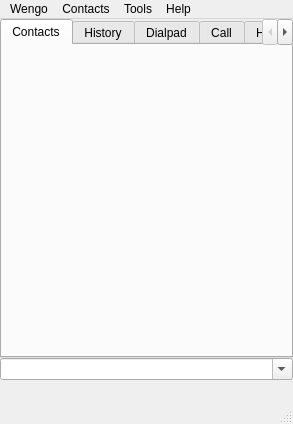
This is wengophone/src/presentation/qt/WengoPhoneWindow.ui in tkrotoff/WengoPhone as Qt 5 draws it before an edit. The edited form follows.
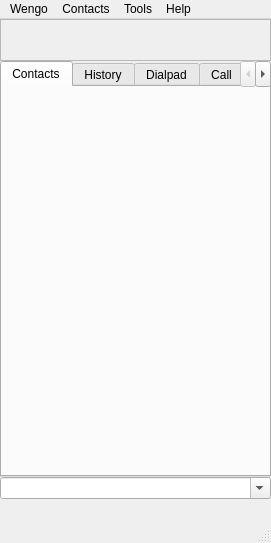
This is the edited form. Icons and pictures are not drawn.

```diff
--- a/wengophone/src/presentation/qt/WengoPhoneWindow.ui
+++ b/wengophone/src/presentation/qt/WengoPhoneWindow.ui
@@ -8,8 +8,8 @@
    <rect>
     <x>0</x>
     <y>0</y>
-    <width>293</width>
-    <height>424</height>
+    <width>271</width>
+    <height>543</height>
    </rect>
   </property>
   <property name="windowTitle" >
@@ -23,96 +23,7 @@
     <property name="spacing" >
      <number>0</number>
     </property>
-    <item row="2" column="3" >
-     <spacer>
-      <property name="orientation" >
-       <enum>Qt::Horizontal</enum>
-      </property>
-      <property name="sizeHint" >
-       <size>
-        <width>40</width>
-        <height>20</height>
-       </size>
-      </property>
-     </spacer>
-    </item>
-    <item row="2" column="2" >
-     <widget class="QPushButton" name="hangUpButton" >
-      <property name="icon" >
-       <iconset resource="wengophone.qrc" >:/pics/hangup_button.png</iconset>
-      </property>
-      <property name="iconSize" >
-       <size>
-        <width>48</width>
-        <height>48</height>
-       </size>
-      </property>
-      <property name="flat" >
-       <bool>true</bool>
-      </property>
-     </widget>
-    </item>
-    <item row="2" column="1" >
-     <widget class="QPushButton" name="callButton" >
-      <property name="icon" >
-       <iconset resource="wengophone.qrc" >:/pics/call_button.png</iconset>
-      </property>
-      <property name="iconSize" >
-       <size>
-        <width>48</width>
-        <height>48</height>
-       </size>
-      </property>
-      <property name="flat" >
-       <bool>true</bool>
-      </property>
-     </widget>
-    </item>
     <item row="2" column="0" >
-     <spacer>
-      <property name="orientation" >
-       <enum>Qt::Horizontal</enum>
-      </property>
-      <property name="sizeHint" >
-       <size>
-        <width>40</width>
-        <height>20</height>
-       </size>
-      </property>
-     </spacer>
-    </item>
-    <item row="3" column="0" colspan="4" >
-     <widget class="QStackedWidget" name="phoneLineStackedWidget" >
-      <property name="sizePolicy" >
-       <sizepolicy>
-        <hsizetype>5</hsizetype>
-        <vsizetype>0</vsizetype>
-        <horstretch>0</horstretch>
-        <verstretch>0</verstretch>
-       </sizepolicy>
-      </property>
-      <property name="currentIndex" >
-       <number>0</number>
-      </property>
-      <widget class="QWidget" name="page" />
-     </widget>
-    </item>
-    <item row="1" column="0" colspan="4" >
-     <widget class="QComboBox" name="phoneComboBox" >
-      <property name="sizePolicy" >
-       <sizepolicy>
-        <hsizetype>7</hsizetype>
-        <vsizetype>0</vsizetype>
-        <horstretch>0</horstretch>
-        <verstretch>0</verstretch>
-       </sizepolicy>
-      </property>
-      <property name="editable" >
-       <bool>true</bool>
-      </property>
-     </widget>
-    </item>
-    <item row="0" column="0" colspan="4" >
      <widget class="QTabWidget" name="tabWidget" >
       <widget class="QWidget" name="tabContactList" >
        <attribute name="title" >
@@ -141,6 +52,235 @@
       </widget>
      </widget>
     </item>
+    <item row="1" column="0" >
+     <widget class="QFrame" name="statusbar" >
+      <property name="frameShape" >
+       <enum>QFrame::StyledPanel</enum>
+      </property>
+      <property name="frameShadow" >
+       <enum>QFrame::Raised</enum>
+      </property>
+     </widget>
+    </item>
+    <item row="0" column="0" >
+     <widget class="QFrame" name="iconbar" >
+      <property name="frameShape" >
+       <enum>QFrame::StyledPanel</enum>
+      </property>
+      <property name="frameShadow" >
+       <enum>QFrame::Raised</enum>
+      </property>
+      <layout class="QGridLayout" >
+       <property name="margin" >
+        <number>9</number>
+       </property>
+       <property name="spacing" >
+        <number>6</number>
+       </property>
+       <item row="0" column="4" >
+        <widget class="QPushButton" name="pushButton_4" >
+         <property name="text" >
+          <string/>
+         </property>
+         <property name="icon" >
+          <iconset resource="wengophone.qrc" >:/pics/iconbar_search.png</iconset>
+         </property>
+         <property name="iconSize" >
+          <size>
+           <width>32</width>
+           <height>32</height>
+          </size>
+         </property>
+         <property name="flat" >
+          <bool>true</bool>
+         </property>
+        </widget>
+       </item>
+       <item row="0" column="3" >
+        <widget class="QPushButton" name="pushButton_3" >
+         <property name="text" >
+          <string/>
+         </property>
+         <property name="icon" >
+          <iconset resource="wengophone.qrc" >:/pics/iconbar_chat.png</iconset>
+         </property>
+         <property name="iconSize" >
+          <size>
+           <width>32</width>
+           <height>32</height>
+          </size>
+         </property>
+         <property name="flat" >
+          <bool>true</bool>
+         </property>
+        </widget>
+       </item>
+       <item row="0" column="0" >
+        <spacer>
+         <property name="orientation" >
+          <enum>Qt::Horizontal</enum>
+         </property>
+         <property name="sizeHint" >
+          <size>
+           <width>40</width>
+           <height>20</height>
+          </size>
+         </property>
+        </spacer>
+       </item>
+       <item row="0" column="2" >
+        <widget class="QPushButton" name="pushButton_2" >
+         <property name="text" >
+          <string/>
+         </property>
+         <property name="icon" >
+          <iconset resource="wengophone.qrc" >:/pics/iconbar_cal.png</iconset>
+         </property>
+         <property name="iconSize" >
+          <size>
+           <width>32</width>
+           <height>32</height>
+          </size>
+         </property>
+         <property name="flat" >
+          <bool>true</bool>
+         </property>
+        </widget>
+       </item>
+       <item row="0" column="1" >
+        <widget class="QPushButton" name="pushButton" >
+         <property name="text" >
+          <string/>
+         </property>
+         <property name="icon" >
+          <iconset resource="wengophone.qrc" >:/pics/iconbar_sendfile.png</iconset>
+         </property>
+         <property name="iconSize" >
+          <size>
+           <width>32</width>
+           <height>32</height>
+          </size>
+         </property>
+         <property name="flat" >
+          <bool>true</bool>
+         </property>
+        </widget>
+       </item>
+       <item row="0" column="5" >
+        <spacer>
+         <property name="orientation" >
+          <enum>Qt::Horizontal</enum>
+         </property>
+         <property name="sizeHint" >
+          <size>
+           <width>40</width>
+           <height>20</height>
+          </size>
+         </property>
+        </spacer>
+       </item>
+      </layout>
+     </widget>
+    </item>
+    <item row="4" column="0" >
+     <layout class="QHBoxLayout" >
+      <property name="margin" >
+       <number>0</number>
+      </property>
+      <property name="spacing" >
+       <number>6</number>
+      </property>
+      <item>
+       <spacer>
+        <property name="orientation" >
+         <enum>Qt::Horizontal</enum>
+        </property>
+        <property name="sizeHint" >
+         <size>
+          <width>40</width>
+          <height>20</height>
+         </size>
+        </property>
+       </spacer>
+      </item>
+      <item>
+       <widget class="QPushButton" name="callButton" >
+        <property name="icon" >
+         <iconset resource="wengophone.qrc" >:/pics/call_button.png</iconset>
+        </property>
+        <property name="iconSize" >
+         <size>
+          <width>48</width>
+          <height>48</height>
+         </size>
+        </property>
+        <property name="flat" >
+         <bool>true</bool>
+        </property>
+       </widget>
+      </item>
+      <item>
+       <widget class="QPushButton" name="hangUpButton" >
+        <property name="icon" >
+         <iconset resource="wengophone.qrc" >:/pics/hangup_button.png</iconset>
+        </property>
+        <property name="iconSize" >
+         <size>
+          <width>48</width>
+          <height>48</height>
+         </size>
+        </property>
+        <property name="flat" >
+         <bool>true</bool>
+        </property>
+       </widget>
+      </item>
+      <item>
+       <spacer>
+        <property name="orientation" >
+         <enum>Qt::Horizontal</enum>
+        </property>
+        <property name="sizeHint" >
+         <size>
+          <width>40</width>
+          <height>20</height>
+         </size>
+        </property>
+       </spacer>
+      </item>
+     </layout>
+    </item>
+    <item row="5" column="0" >
+     <widget class="QStackedWidget" name="phoneLineStackedWidget" >
+      <property name="sizePolicy" >
+       <sizepolicy>
+        <hsizetype>5</hsizetype>
+        <vsizetype>0</vsizetype>
+        <horstretch>0</horstretch>
+        <verstretch>0</verstretch>
+       </sizepolicy>
+      </property>
+      <property name="currentIndex" >
+       <number>0</number>
+      </property>
+      <widget class="QWidget" name="page" />
+     </widget>
+    </item>
+    <item row="3" column="0" >
+     <widget class="QComboBox" name="phoneComboBox" >
+      <property name="sizePolicy" >
+       <sizepolicy>
+        <hsizetype>7</hsizetype>
+        <vsizetype>0</vsizetype>
+        <horstretch>0</horstretch>
+        <verstretch>0</verstretch>
+       </sizepolicy>
+      </property>
+      <property name="editable" >
+       <bool>true</bool>
+      </property>
+     </widget>
+    </item>
    </layout>
   </widget>
   <widget class="QMenuBar" name="menubar" >
@@ -148,8 +288,8 @@
     <rect>
      <x>0</x>
      <y>0</y>
-     <width>293</width>
-     <height>19</height>
+     <width>271</width>
+     <height>21</height>
     </rect>
    </property>
    <widget class="QMenu" name="menuHelp" >
@@ -196,8 +336,8 @@
    <property name="geometry" >
     <rect>
      <x>0</x>
-     <y>405</y>
-     <width>293</width>
+     <y>524</y>
+     <width>271</width>
      <height>19</height>
     </rect>
    </property>
```
Left out of the diff: 6 changed lines with no effect on the pictures.
